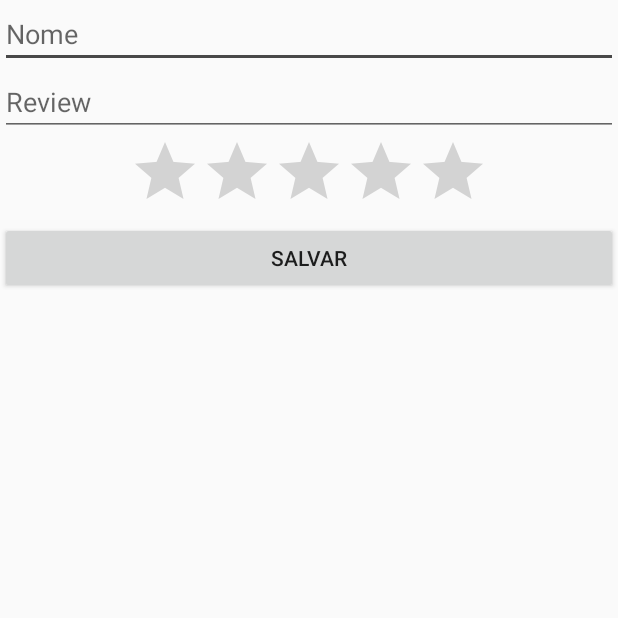
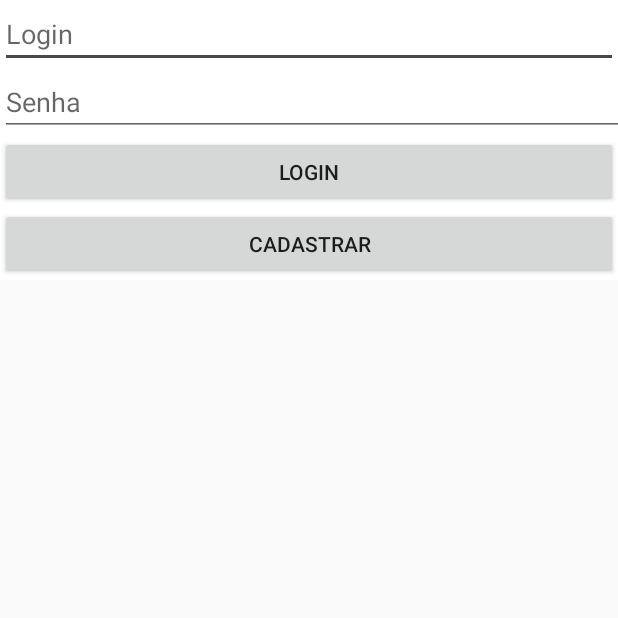
Before and after one commit to andre-lfa/app, an Android app: the screen it shows after launch (FormularioActivity before the commit, LoginActivity after it), on a phone screen of 412 x 824 dp, the top half of it. Run offline under Robolectric (Android 15) with nearby library versions, the light colour scheme and no system bars.

Commit message:
Adicionando o login

```diff
--- /dev/null
+++ b/app/src/main/java/com/example/andrelfa/series/LoginActivity.java
@@ -0,0 +1,75 @@
+package com.example.andrelfa.series;
+
+import android.content.Context;
+import android.content.Intent;
+import android.content.SharedPreferences;
+import android.os.Bundle;
+import android.support.v7.app.AppCompatActivity;
+import android.view.View;
+import android.widget.Button;
+import android.widget.EditText;
+import android.widget.Toast;
+
+/**
+ * Created by JuniorA02 on 11/21/2017.
+ */
+
+public class LoginActivity extends AppCompatActivity {
+
+    private EditText login_usuario;
+    private EditText login_senha;
+    private Button botao_login;
+    private Button botao_cadastrar;
+    private SharedPreferences prefs;
+
+    @Override
+    protected void onCreate(Bundle savedInstanceState) {
+        super.onCreate(savedInstanceState);
+        setContentView(R.layout.activity_login);
+
+        login_usuario = (EditText) findViewById(R.id.campo_login);
+        login_senha = (EditText)findViewById(R.id.campo_senha);
+        botao_login = (Button)findViewById(R.id.login);
+        botao_cadastrar = (Button)findViewById(R.id.cadastrar);
+
+        prefs = getSharedPreferences("com.example.andrelfa.series", Context.MODE_PRIVATE);
+
+        if(prefs.getString("admin", null) != null){
+            login_usuario.setText(prefs.getString("admin", null));
+            login_senha.requestFocus();
+        }
+
+        botao_login.setOnClickListener(new View.OnClickListener() {
+            @Override
+            public void onClick(View v) {
+
+                String usuario = login_usuario.getText().toString().trim();
+                String senha = login_senha.getText().toString().trim();
+
+                if(usuario.equalsIgnoreCase(prefs.getString("admin", null)) && senha.equals(prefs.getString("admin", null))){
+                    prefs.edit().putBoolean("status", true).apply();
+                    startActivity(new Intent(LoginActivity.this, MainActivity.class));
+                    Toast.makeText(LoginActivity.this,"foi", Toast.LENGTH_SHORT).show();
+                    finish();
+                }else{
+                    Toast.makeText(LoginActivity.this, "Usuário ou senha inválidos, tente novamente!", Toast.LENGTH_SHORT).show();
+                }
+            }
+        });
+
+        botao_cadastrar.setOnClickListener(new View.OnClickListener() {
+            @Override
+            public void onClick(View v) {
+                String usuario = login_usuario.getText().toString().trim();
+                String senha = login_senha.getText().toString().trim();
+
+                prefs.edit().putString("admin", usuario).apply();
+                prefs.edit().putString("admin",senha).apply();
+                prefs.edit().putBoolean("status", true).apply();
+
+                startActivity(new Intent(LoginActivity.this, MainActivity.class));
+            }
+        });
+
+    }
+}
--- a/app/src/main/java/com/example/andrelfa/series/SplashScreenActivity.java
+++ b/app/src/main/java/com/example/andrelfa/series/SplashScreenActivity.java
@@ -20,14 +20,14 @@ public class SplashScreenActivity extends AppCompatActivity {
         handler.postDelayed(new Runnable(){
             @Override
             public void run(){
-                mostrarLista();
+                mostrarLogin();
             }
         }, 2000);
 
     }
 
-    private void mostrarLista(){
-        Intent intent = new Intent(SplashScreenActivity.this, MainActivity.class);
+    private void mostrarLogin(){
+        Intent intent = new Intent(SplashScreenActivity.this, LoginActivity.class);
         startActivity(intent);
         finish();
     }
--- a/app/src/main/java/com/example/andrelfa/series/adapters/AdapterSerie.java
+++ b/app/src/main/java/com/example/andrelfa/series/adapters/AdapterSerie.java
@@ -1,13 +1,11 @@
 package com.example.andrelfa.series.adapters;
 
-import android.support.v4.view.ViewGroupCompat;
 import android.support.v7.widget.RecyclerView;
 import android.view.LayoutInflater;
 import android.view.View;
 import android.view.ViewGroup;
 import android.widget.ImageView;
 import android.widget.Toast;
-
 import com.example.andrelfa.series.R;
 
 /**
@@ -39,7 +37,7 @@ public class AdapterSerie extends RecyclerView.Adapter<AdapterSerie.ViewHolder>
         return img.length;
     }
 
-    public static class ViewHolder extends RecyclerView.ViewHolder implements View.OnClickListener{
+    public class ViewHolder extends RecyclerView.ViewHolder implements View.OnClickListener{
 
         private ImageView ivImagem;
 
--- a/app/src/main/res/layout/activity_formulario.xml
+++ b/app/src/main/res/layout/activity_formulario.xml
@@ -35,14 +35,9 @@
             android:id="@+id/spinner_serie"
             android:layout_width="wrap_content"
             android:layout_height="wrap_content"
-            android:layout_alignParentTop="true"
-            android:layout_centerHorizontal="true"
-            android:layout_marginTop="60dp"
             android:focusable="true"
             android:focusableInTouchMode="true"
-            android:spinnerMode="dialog"
-            android:visibility="gone">
-        </Spinner>
+            android:spinnerMode="dialog" />
 
         <Button
             android:id="@+id/botao_salvar"
--- /dev/null
+++ b/app/src/main/res/layout/activity_login.xml
@@ -0,0 +1,36 @@
+<?xml version="1.0" encoding="utf-8"?>
+<LinearLayout xmlns:android="http://schemas.android.com/apk/res/android"
+    xmlns:app="http://schemas.android.com/apk/res-auto"
+    xmlns:tools="http://schemas.android.com/tools"
+    android:layout_width="match_parent"
+    android:layout_height="wrap_content"
+    android:background="#fff"
+    android:orientation="vertical">
+
+
+    <EditText
+        android:id="@+id/campo_login"
+        android:layout_width="match_parent"
+        android:layout_height="wrap_content"
+        android:hint="Login" />
+
+    <EditText
+        android:id="@+id/campo_senha"
+        android:layout_width="419dp"
+        android:layout_height="wrap_content"
+        android:hint="Senha" />
+
+    <Button
+        android:id="@+id/login"
+        android:layout_width="match_parent"
+        android:layout_height="wrap_content"
+        android:layout_weight="1"
+        android:text="Login" />
+
+    <Button
+        android:id="@+id/cadastrar"
+        android:layout_width="match_parent"
+        android:layout_height="wrap_content"
+        android:layout_weight="1"
+        android:text="cadastrar" />
+</LinearLayout>
```
Also changed, not shown: app/src/main/AndroidManifest.xml (+9 -8 lines).
